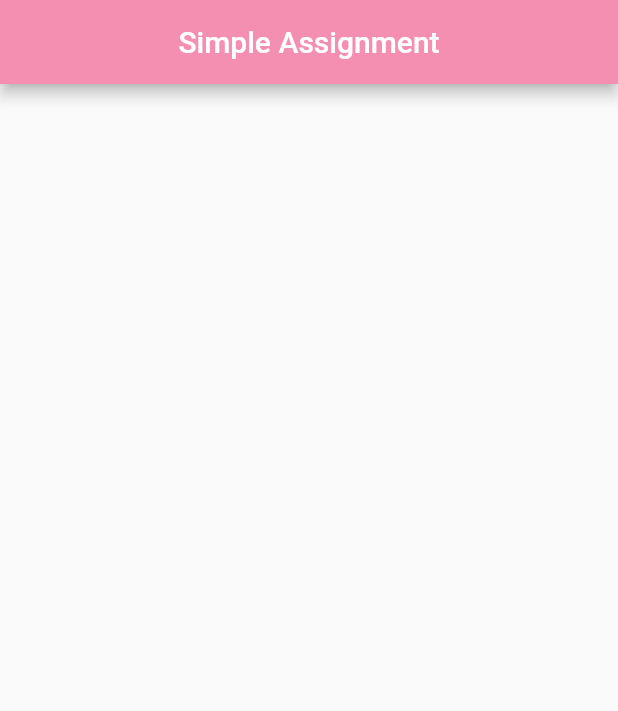
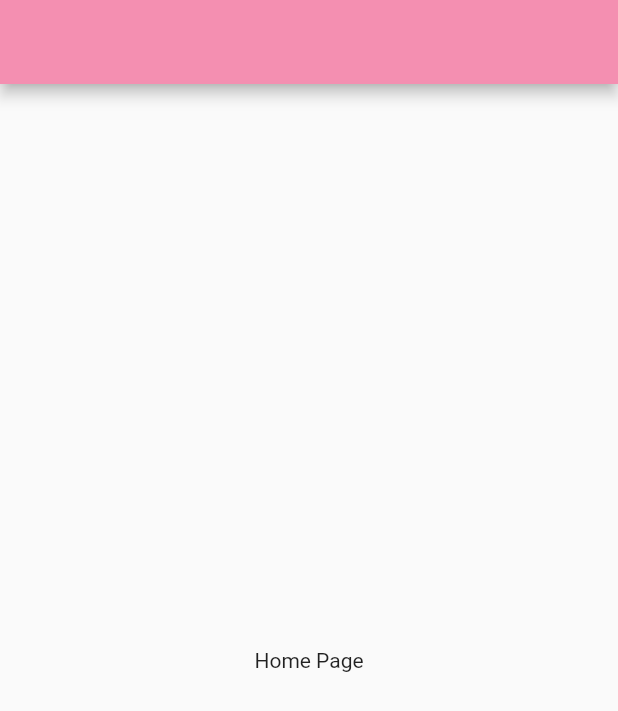
Before and after one commit to Asela-h/MAD_assignment1, a Flutter app: the screen it shows after launch, on a phone screen of 412 x 824 dp. Shown: the top 711 px of the screen. Run offline on Flutter 3.47's test engine with Material 2 defaults, Android fonts, the phone set to English and light mode, and no system bars.

Commit message:
Update home_page.dart

```diff
--- a/lib/home_page.dart
+++ b/lib/home_page.dart
@@ -8,9 +8,9 @@ class HomePage extends StatelessWidget {
     return Scaffold(
       appBar: AppBar(
         backgroundColor: Colors.pink[200],
-        title: const Center(
-          child: Text("Simple Assignment"),
-        ),
+      ),
+      body: const Center(
+        child: Text("Home Page"),
       ),
     );
   }
```
